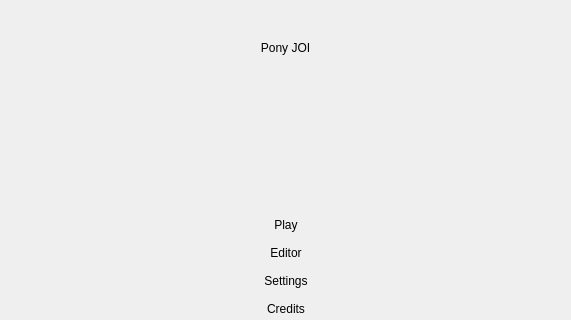
This is src/MainScreen.ui in RemotelyChaotic/JOIPEngine as Qt 5 draws it before an edit; both pictures show x 0 to 571 and y 0 to 320 of the 571 by 481 pixel window. The edited form follows.
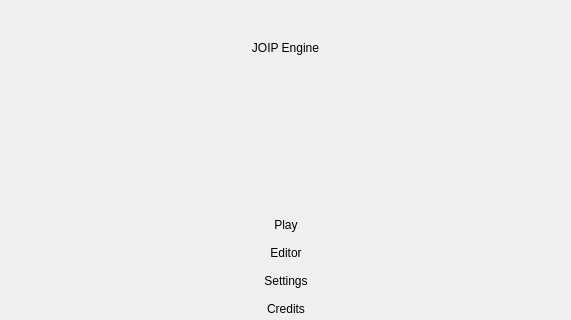
This is the edited form. Custom widgets are drawn as their Qt base class.

Commit message: JOIP Engine text

```diff
--- a/src/MainScreen.ui
+++ b/src/MainScreen.ui
@@ -165,7 +165,7 @@
          </sizepolicy>
         </property>
         <property name="text">
-         <string>Pony JOI</string>
+         <string>JOIP Engine</string>
         </property>
         <property name="alignment">
          <set>Qt::AlignCenter</set>
```
